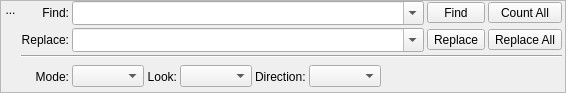
Sigil-Ebook/Sigil, file src/Sigil/Form_Files/FindReplace.ui: the form before one commit.
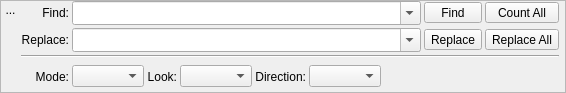
The form after the commit. Icons and pictures are not drawn.

Commit message: - Issue 1225:   * Add searching selected files.   * Add search wrapping.   * Replace in BV automatically goes to CV.   * Fixed bug where in CV if you do a replace of a word and then replace     all when there are the same words on the page, the page view wouldn't     be refreshed.   * Various fixes.

What changed in the file:
```diff
--- a/src/Sigil/Form_Files/FindReplace.ui
+++ b/src/Sigil/Form_Files/FindReplace.ui
@@ -240,8 +240,8 @@
           </property>
          </widget>
         </item>
-        <item row="3" column="1" colspan="3">
-         <layout class="QHBoxLayout" name="horizontalLayout" stretch="0,0,0,0,0,0,0">
+        <item row="3" column="1" colspan="4">
+         <layout class="QHBoxLayout" name="horizontalLayout" stretch="0,0,0,0,0">
           <item>
            <widget class="QComboBox" name="cbSearchMode"/>
           </item>
@@ -263,6 +263,9 @@
             <property name="text">
              <string>Direction:</string>
             </property>
+            <property name="alignment">
+             <set>Qt::AlignRight|Qt::AlignTrailing|Qt::AlignVCenter</set>
+            </property>
            </widget>
           </item>
           <item>
```
Left out of the diff: 10 changed lines with no effect on the pictures. The commit also changes 17 other files.
